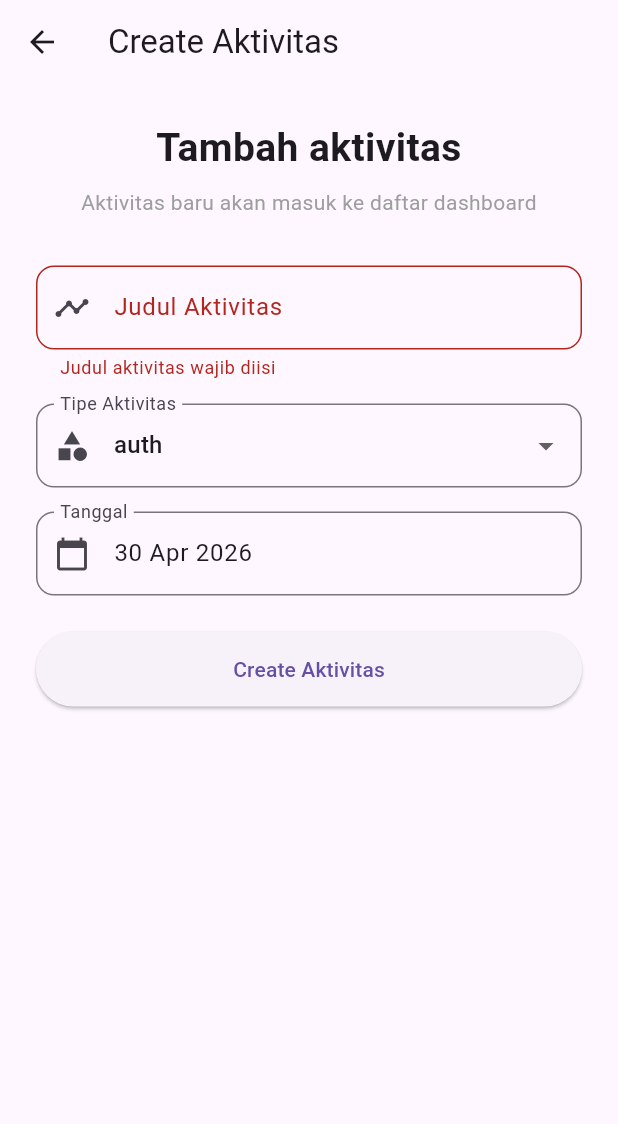
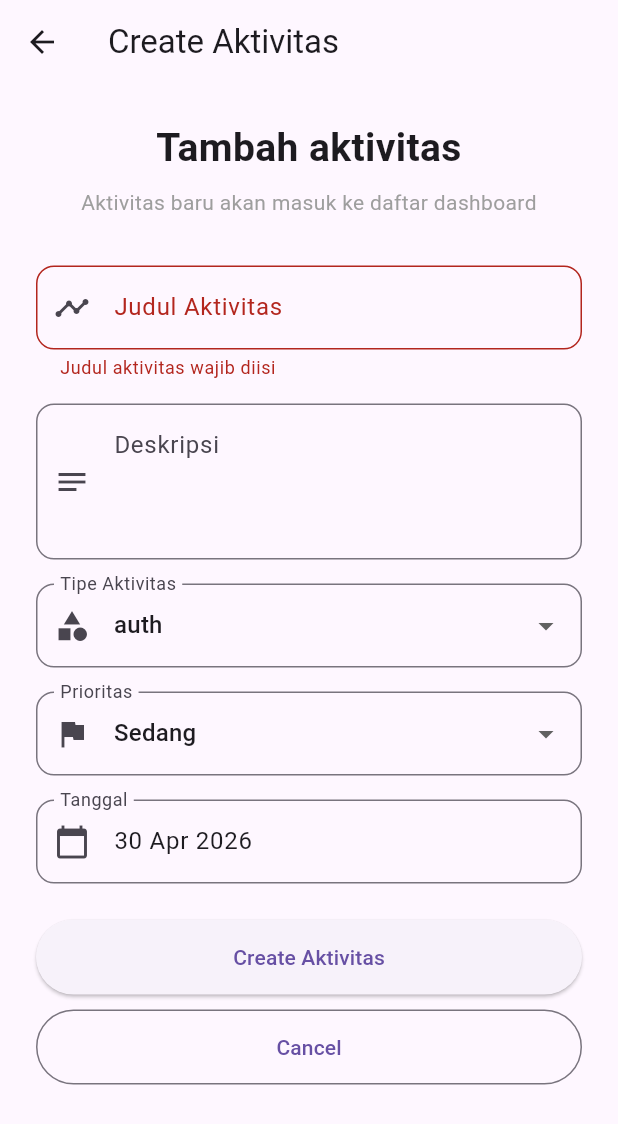
Before and after one commit to Nagiix/UTS_MP, a Flutter app: the CreateActivityPage screen opened directly, after a tap on "Create Aktivitas", on a phone screen of 412 x 824 dp. Shown: the top 1124 px of the screen. Run offline on Flutter 3.47's test engine with Material 3 defaults, Android fonts, the phone set to English and light mode, and no system bars.

Commit message:
added desc field, priority list, cancel buttons

```diff
--- a/lib/create_activity_page.dart
+++ b/lib/create_activity_page.dart
@@ -8,11 +8,14 @@ class CreateActivityPage extends StatefulWidget {
 class _CreateActivityPageState extends State<CreateActivityPage> {
   final formKey = GlobalKey<FormState>();
   final titleController = TextEditingController();
+  final descriptionController = TextEditingController();
   final dateController = TextEditingController();
 
   String selectedType = "auth";
+  String selectedPriority = "Sedang";
 
   final List<String> activityTypes = ["auth", "view", "update"];
+  final List<String> priorityOptions = ["Rendah", "Sedang", "Tinggi"];
 
   @override
   void initState() {
@@ -46,8 +49,10 @@ class _CreateActivityPageState extends State<CreateActivityPage> {
     if (formKey.currentState!.validate()) {
       final activity = {
         "title": titleController.text.trim(),
+        "description": descriptionController.text.trim(),
         "date": dateController.text.trim(),
         "type": selectedType,
+        "priority": selectedPriority,
       };
 
       Navigator.pop(context, activity);
@@ -57,6 +62,7 @@ class _CreateActivityPageState extends State<CreateActivityPage> {
   @override
   void dispose() {
     titleController.dispose();
+    descriptionController.dispose();
     dateController.dispose();
     super.dispose();
   }
@@ -110,6 +116,28 @@ class _CreateActivityPageState extends State<CreateActivityPage> {
                     },
                   ),
                   SizedBox(height: 16),
+                  TextFormField(
+                    controller: descriptionController,
+                    maxLines: 3,
+                    textInputAction: TextInputAction.newline,
+                    decoration: InputDecoration(
+                      labelText: "Deskripsi",
+                      alignLabelWithHint: true,
+                      prefixIcon: Icon(Icons.notes),
+                      border: OutlineInputBorder(
+                        borderRadius: BorderRadius.circular(12),
+                      ),
+                    ),
+                    validator: (value) {
+                      if (value != null &&
+                          value.trim().isNotEmpty &&
+                          value.trim().length < 5) {
+                        return "Deskripsi minimal 5 karakter";
+                      }
+                      return null;
+                    },
+                  ),
+                  SizedBox(height: 16),
                   DropdownButtonFormField<String>(
                     value: selectedType,
                     decoration: InputDecoration(
@@ -129,6 +157,30 @@ class _CreateActivityPageState extends State<CreateActivityPage> {
                       if (value != null) {
                         setState(() {
                           selectedType = value;
+                        });
+                      }
+                    },
+                  ),
+                  SizedBox(height: 16),
+                  DropdownButtonFormField<String>(
+                    value: selectedPriority,
+                    decoration: InputDecoration(
+                      labelText: "Prioritas",
+                      prefixIcon: Icon(Icons.flag),
+                      border: OutlineInputBorder(
+                        borderRadius: BorderRadius.circular(12),
+                      ),
+                    ),
+                    items: priorityOptions.map((priority) {
+                      return DropdownMenuItem(
+                        value: priority,
+                        child: Text(priority),
+                      );
+                    }).toList(),
+                    onChanged: (value) {
+                      if (value != null) {
+                        setState(() {
+                          selectedPriority = value;
                         });
                       }
                     },
@@ -162,6 +214,16 @@ class _CreateActivityPageState extends State<CreateActivityPage> {
                       child: Text("Create Aktivitas"),
                     ),
                   ),
+                  SizedBox(height: 10),
+                  SizedBox(
+                    height: 50,
+                    child: OutlinedButton(
+                      onPressed: () {
+                        Navigator.pop(context);
+                      },
+                      child: Text("Cancel"),
+                    ),
+                  ),
                 ],
               ),
             ),
```
Also changed, not shown: lib/create_user_page.dart (+10 -0 lines), lib/dashboard_page.dart (+39 -5 lines), 1 other file.
